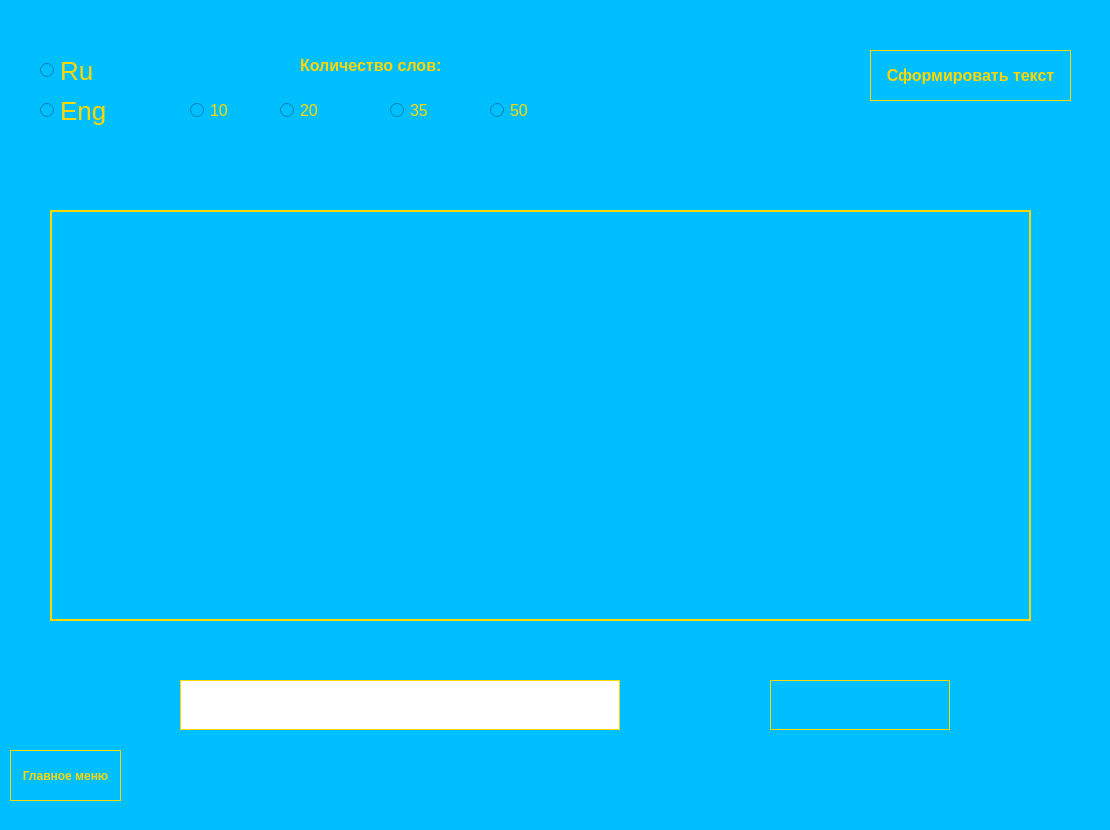
Old version of the form yandex_lyceum_project/game_form.ui in the repository Keysiks/PYQT_Project-Typing_Test.
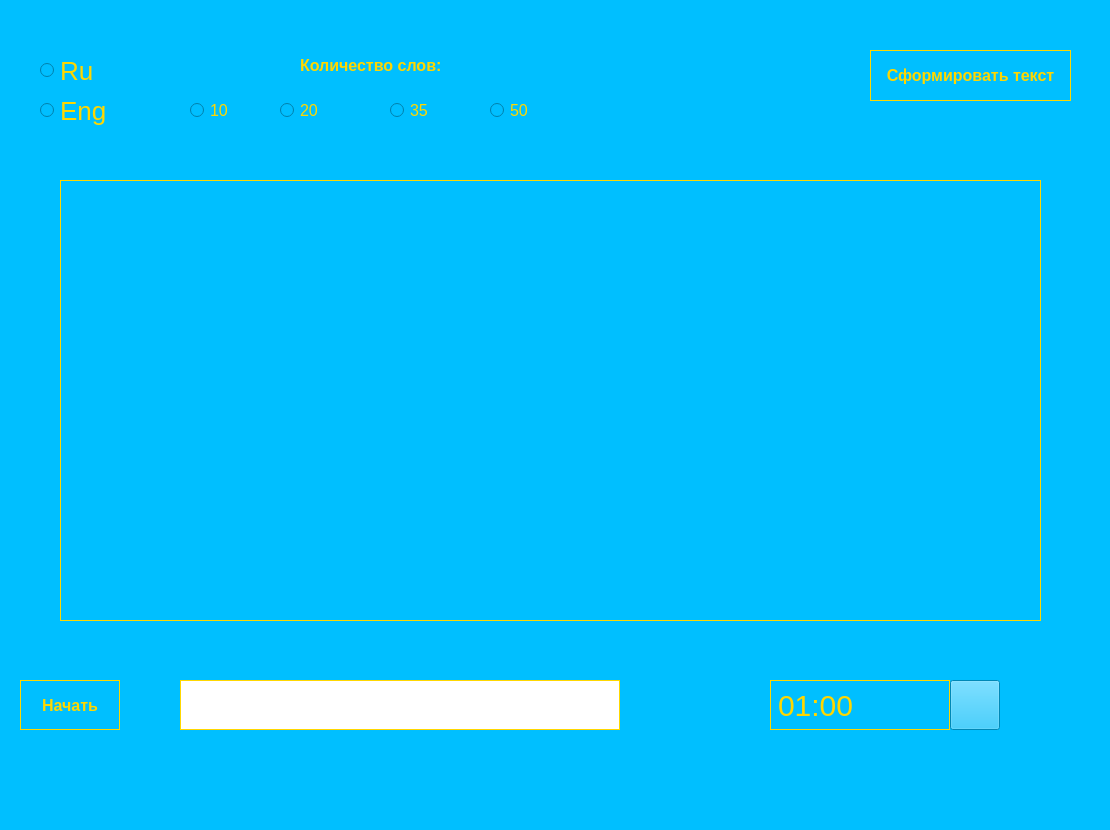
New version of the form.

Diff of the .ui file:
```diff
--- a/yandex_lyceum_project/game_form.ui
+++ b/yandex_lyceum_project/game_form.ui
@@ -187,23 +187,6 @@
      <string notr="true">count_group</string>
     </attribute>
    </widget>
-   <widget class="QLabel" name="text_field">
-    <property name="geometry">
-     <rect>
-      <x>50</x>
-      <y>210</y>
-      <width>981</width>
-      <height>411</height>
-     </rect>
-    </property>
-    <property name="styleSheet">
-     <string notr="true">background: 00BFFF;
-border: 2px solid gold;</string>
-    </property>
-    <property name="text">
-     <string/>
-    </property>
-   </widget>
    <widget class="QLineEdit" name="lineEdit">
     <property name="geometry">
      <rect>
@@ -227,35 +210,10 @@
      </rect>
     </property>
     <property name="styleSheet">
-     <string notr="true">font-size: 16px; border:  1px solid gold; color: gold;</string>
+     <string notr="true">font-size: 30px; border:  1px solid gold; color: gold;</string>
     </property>
     <property name="text">
-     <string/>
-    </property>
-   </widget>
-   <widget class="QPushButton" name="exit_button">
-    <property name="geometry">
-     <rect>
-      <x>10</x>
-      <y>750</y>
-      <width>111</width>
-      <height>51</height>
-     </rect>
-    </property>
-    <property name="styleSheet">
-     <string notr="true">QPushButton{
-	color: gold; 
-	border: 1px solid gold;
-	font-weight: bold;
-}
-
-QPushButton:hover {
-    background: gold;
-    color: white;
-} </string>
-    </property>
-    <property name="text">
-     <string>Главное меню</string>
+     <string>01:00</string>
     </property>
    </widget>
    <widget class="QLabel" name="error_label">
@@ -274,6 +232,69 @@
      <string/>
     </property>
    </widget>
+   <widget class="QTextEdit" name="text_field">
+    <property name="geometry">
+     <rect>
+      <x>60</x>
+      <y>180</y>
+      <width>981</width>
+      <height>441</height>
+     </rect>
+    </property>
+    <property name="styleSheet">
+     <string notr="true">color: gold; font-size: 28px; border: 1px solid gold;</string>
+    </property>
+   </widget>
+   <widget class="QPushButton" name="start_button">
+    <property name="geometry">
+     <rect>
+      <x>20</x>
+      <y>680</y>
+      <width>100</width>
+      <height>50</height>
+     </rect>
+    </property>
+    <property name="styleSheet">
+     <string notr="true">QPushButton {
+    border: 1px solid gold;
+    background: none;
+    color: gold;
+	font-size: 16px;
+	font-family: 'gilroy';
+	font-weight: 900;
+}
+QPushButton:hover {
+    background: gold;
+    color: white;
+} </string>
+    </property>
+    <property name="text">
+     <string>Начать</string>
+    </property>
+   </widget>
+   <widget class="QPushButton" name="button_reset">
+    <property name="geometry">
+     <rect>
+      <x>950</x>
+      <y>680</y>
+      <width>50</width>
+      <height>50</height>
+     </rect>
+    </property>
+    <property name="styleSheet">
+     <string notr="true">QPushButton{
+	color: gold;
+	font-weight: 900;
+}
+
+QPushButtpon: hover{
+	color: white;
+}</string>
+    </property>
+    <property name="text">
+     <string/>
+    </property>
+   </widget>
   </widget>
   <widget class="QStatusBar" name="statusbar"/>
  </widget>
```
Left out of the diff: 5 changed lines with no effect on the pictures.
